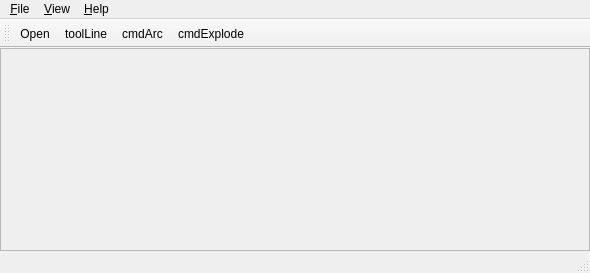
First picture: the form in NVEAssistant/mainwindow.ui, repository thaolt/nvesoft, before the edit.
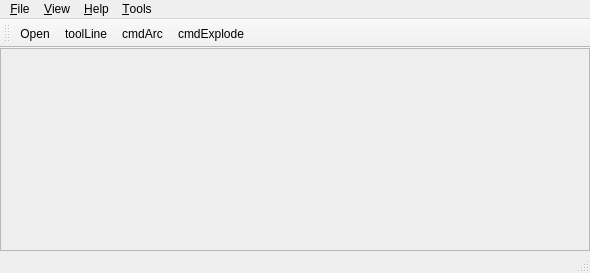
Second picture: the form after the edit.

The edit to the form file:
```diff
--- a/NVEAssistant/mainwindow.ui
+++ b/NVEAssistant/mainwindow.ui
@@ -72,9 +72,16 @@
     <addaction name="actionGrid"/>
     <addaction name="actionRuler"/>
    </widget>
+   <widget class="QMenu" name="menu_Tools">
+    <property name="title">
+     <string>&amp;Tools</string>
+    </property>
+    <addaction name="action_Configure"/>
+   </widget>
    <addaction name="menu_File"/>
    <addaction name="menu_View"/>
    <addaction name="menu_Help"/>
+   <addaction name="menu_Tools"/>
   </widget>
   <widget class="QToolBar" name="mainToolBar">
    <attribute name="toolBarArea">
```
Left out of the diff: 5 changed lines with no effect on the pictures.
